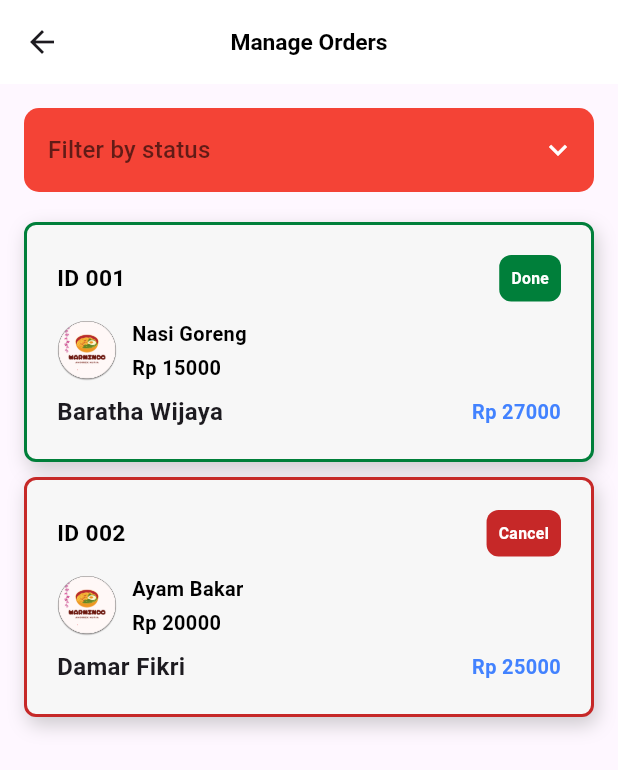
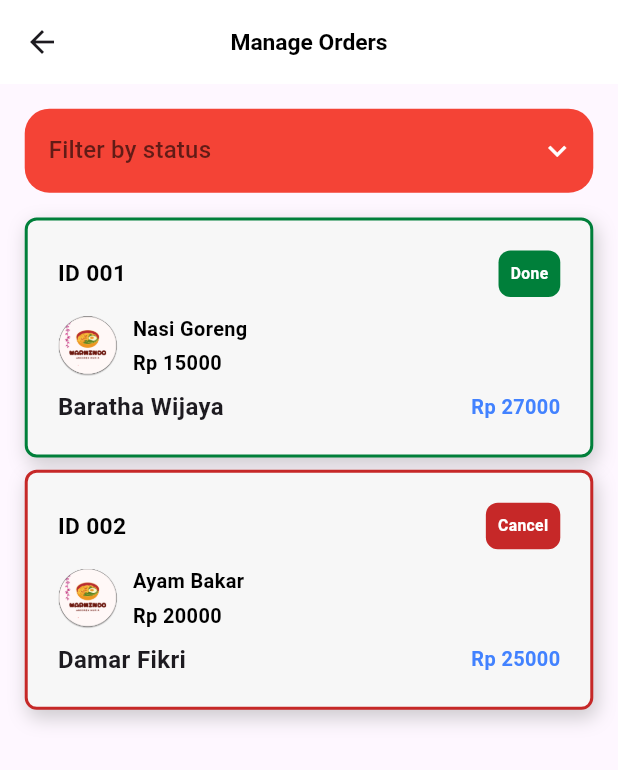
Before and after one commit to Shade2012/warmindo_admin_ui, a Flutter app: the OrderPage screen opened by its route, on a phone screen of 412 x 824 dp. Shown: the top 770 px of the screen. Run offline on Flutter 3.47's test engine with Material 3 defaults, Android fonts, the phone set to English and light mode, and no system bars; our stand-ins replace flutter_svg, get, google_fonts; Roboto replaces fonts that are missing (Oxygen).

Commit message:
style: [AF] add mediaquery order-page

```diff
--- a/lib/pages/order_page/view/order_page.dart
+++ b/lib/pages/order_page/view/order_page.dart
@@ -29,6 +29,9 @@ class _OrderPageState extends State<OrderPage> {
 
   @override
   Widget build(BuildContext context) {
+    final screenWidth = MediaQuery.of(context).size.width;
+    final screenHeight = MediaQuery.of(context).size.height;
+
     return Scaffold(
       appBar: AppBar(
         title: Text(
@@ -40,7 +43,7 @@ class _OrderPageState extends State<OrderPage> {
       ),
       body: SingleChildScrollView(
         child: Padding(
-          padding: const EdgeInsets.all(16.0),
+          padding: EdgeInsets.all(screenWidth * 0.04),
           child: Column(
             crossAxisAlignment: CrossAxisAlignment.start,
             children: [
@@ -62,7 +65,7 @@ class _OrderPageState extends State<OrderPage> {
                   return DropdownMenuItem<String>(
                     value: value,
                     child: Container(
-                      height: 42,
+                      height: screenHeight * 0.056,
                       child: Text(
                         value,
                         style: TextStyle(
@@ -79,7 +82,7 @@ class _OrderPageState extends State<OrderPage> {
                   filled: true,
                   border: OutlineInputBorder(
                     borderSide: BorderSide.none,
-                    borderRadius: BorderRadius.circular(10),
+                    borderRadius: BorderRadius.circular(screenWidth * 0.04),
                   ),
                 ),
                 dropdownColor: Colors.black, // Warna latar belakang dropdown
@@ -88,7 +91,7 @@ class _OrderPageState extends State<OrderPage> {
                   color: Colors.white, // Warna ikon putih
                 ),
               ),
-              SizedBox(height: 20),
+              SizedBox(height: screenHeight * 0.02),
               // Menampilkan daftar pesanan sesuai filter
               Column(
                 children: getFilteredOrders().map((order) {
@@ -98,7 +101,7 @@ class _OrderPageState extends State<OrderPage> {
                         order: order,
                         nameCustomer: order.nameCustomer,
                       ),
-                      SizedBox(height: 10),
+                      SizedBox(height: screenHeight * 0.01),
                     ],
                   );
                 }).toList(),
```
